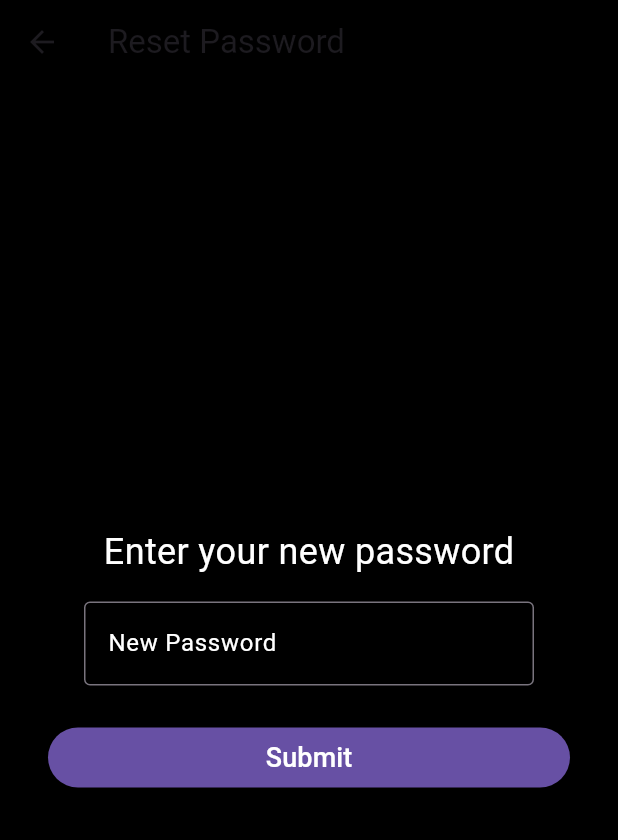
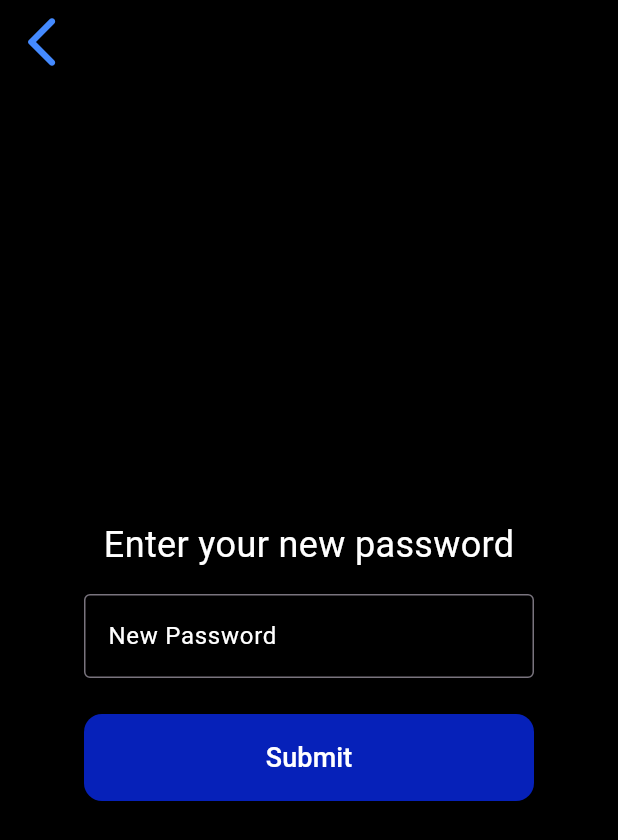
Before and after one commit to lamhungphan/todo-app-supabase, a Flutter app: the screen it shows after launch, after a tap on "Verify forgot password?", on a phone screen of 412 x 824 dp. Shown: the top 840 px of the screen. Run offline on Flutter 3.47's test engine with Material 3 defaults, Android fonts, the phone set to English and light mode, and no system bars; our stand-ins replace equatable, flutter_bloc, supabase_flutter; accounts and stored records are empty.

Commit message:
restructure views package, naming convention, fix provider

```diff
--- a/analysis_options.yaml
+++ b/analysis_options.yaml
@@ -23,6 +23,6 @@ linter:
   rules:
     # avoid_print: false  # Uncomment to disable the `avoid_print` rule
     # prefer_single_quotes: true  # Uncomment to enable the `prefer_single_quotes` rule
-
+  Lint rule: prefer_const_constructors
 # Additional information about this file can be found at
 # https://dart.dev/guides/language/analysis-options
--- a/lib/bloc/password_bloc/forgot_password_bloc.dart
+++ b/lib/bloc/password_bloc/forgot_password_bloc.dart
@@ -9,14 +9,12 @@ class ForgotPasswordBloc extends Bloc<ForgotPasswordEvent, PasswordState> {
     on<ForgotPasswordSubmitted>(_onSubmitForgotPassword);
   }
 
-
   void _onEmailChanged(
     ForgotPasswordEmailChanged event,
     Emitter<PasswordState> emit,
   ) {
     emit(state.copyWith(email: event.email, errorMessage: ''));
   }
-
 
   Future<void> _onSubmitForgotPassword(
     ForgotPasswordSubmitted event,
@@ -46,9 +44,7 @@ class ForgotPasswordBloc extends Bloc<ForgotPasswordEvent, PasswordState> {
           ),
         );
       }
-    } catch (e, stack) {
-      print("Reset password failed: $e");
-      print("Stack trace: $stack");
+    } catch (e) {
       emit(
         state.copyWith(
           status: PasswordStatus.failure,
--- a/lib/bloc/password_bloc/reset_password_bloc.dart
+++ b/lib/bloc/reset_password_bloc/reset_password_bloc.dart
@@ -1,7 +1,7 @@
 import 'package:flutter_bloc/flutter_bloc.dart';
 import 'package:supabase_flutter/supabase_flutter.dart';
-import 'package:todo_supabase/bloc/password_bloc/reset_password_event.dart';
-import 'package:todo_supabase/bloc/password_bloc/reset_password_state.dart';
+import 'package:todo_supabase/bloc/reset_password_bloc/reset_password_event.dart';
+import 'package:todo_supabase/bloc/reset_password_bloc/reset_password_state.dart';
 import 'dart:async';
 
 class ResetPasswordBloc extends Bloc<ResetPasswordEvent, ResetPasswordState> {
--- a/lib/my_app.dart
+++ b/lib/my_app.dart
@@ -1,5 +1,5 @@
 import 'package:flutter/material.dart';
-import 'router/router.dart';
+import 'package:todo_supabase/pages/auth_wrapper.dart';
 
 // scalable
 class MyApp extends StatelessWidget {
@@ -7,11 +7,11 @@ class MyApp extends StatelessWidget {
 
   @override
   Widget build(BuildContext context) {
-    return MaterialApp.router(
+    return MaterialApp(
       title: "Todo Supabase",
       debugShowCheckedModeBanner: false,
       theme: ThemeData(primarySwatch: Colors.blue),
-      routerConfig: appRouter,
+      home: const AuthWrapper(),
     );
   }
 }
--- a/lib/pages/wrapper/auth_wrapper.dart
+++ b/lib/pages/auth_wrapper.dart
@@ -1,26 +1,19 @@
 import 'package:flutter/material.dart';
 import 'package:flutter_bloc/flutter_bloc.dart';
-import 'package:todo_supabase/bloc/password_bloc/forgot_password_bloc.dart';
-import 'package:todo_supabase/bloc/password_bloc/reset_password_bloc.dart';
-import 'package:todo_supabase/pages/wrapper/login_page.dart';
+import 'package:todo_supabase/pages/views/login/login_provider.dart';
 import 'package:todo_supabase/bloc/auth_bloc/auth_bloc.dart';
 import 'package:todo_supabase/bloc/auth_bloc/auth_event.dart';
 import 'package:todo_supabase/bloc/auth_bloc/auth_state.dart';
-import 'package:todo_supabase/pages/wrapper/home_page.dart';
+import 'package:todo_supabase/pages/views/todo/todo_provider.dart';
 
 class AuthWrapper extends StatelessWidget {
-  final Widget child;
-  const AuthWrapper({super.key, required this.child});
+  const AuthWrapper({super.key});
 
   @override
   Widget build(BuildContext context) {
-    return MultiBlocProvider(
-      providers: [
-        BlocProvider(create: (_) => AuthBloc()..add(AuthCheck())),
-        BlocProvider(create: (_) => ForgotPasswordBloc()),
-        BlocProvider(create: (_) => ResetPasswordBloc()),
-      ],
-      child: child,
+    return BlocProvider(
+      create: (_) => AuthBloc()..add(AuthCheck()),
+      child: const AuthWrapperView(),
     );
   }
 }
@@ -49,9 +42,9 @@ class AuthWrapperView extends StatelessWidget {
             return const Center(child: CircularProgressIndicator());
           } else if (state.isAuthenticated &&
               state.status == AuthStatus.success) {
-            return const HomeScreen();
+            return const TodoProvider();
           } else {
-            return const LoginScreen();
+            return const LoginProvider();
           }
         },
       ),
--- a/lib/pages/wrapper/login_page.dart
+++ b/lib/pages/views/login/login_provider.dart
@@ -1,16 +1,16 @@
 import 'package:flutter/material.dart';
 import 'package:flutter_bloc/flutter_bloc.dart';
 import 'package:todo_supabase/bloc/login_bloc/login_bloc.dart';
-import 'package:todo_supabase/pages/views/login_page_view.dart';
+import 'package:todo_supabase/pages/views/login/login_view.dart';
 
-class LoginScreen extends StatelessWidget {
-  const LoginScreen({super.key});
+class LoginProvider extends StatelessWidget {
+  const LoginProvider({super.key});
 
   @override
   Widget build(BuildContext context) {
     return BlocProvider(
       create: (context) => LoginBloc(),
-      child: LoginScreenView(),
+      child: LoginScreenView.LoginView(),
     );
   }
 }
--- a/lib/pages/forgot_pass_verify_page.dart
+++ b/lib/pages/views/password_verify/verify_pass_view.dart
@@ -1,18 +1,18 @@
 import 'package:flutter/material.dart';
 import 'package:flutter_bloc/flutter_bloc.dart';
-import 'package:todo_supabase/bloc/password_bloc/reset_password_bloc.dart';
-import 'package:todo_supabase/bloc/password_bloc/reset_password_event.dart';
-import 'package:todo_supabase/bloc/password_bloc/reset_password_state.dart';
+import 'package:todo_supabase/bloc/reset_password_bloc/reset_password_bloc.dart';
+import 'package:todo_supabase/bloc/reset_password_bloc/reset_password_event.dart';
+import 'package:todo_supabase/bloc/reset_password_bloc/reset_password_state.dart';
 
-class ForgotPassVerifyPage extends StatefulWidget {
+class VerifyPassView extends StatefulWidget {
   final String? token;
-  const ForgotPassVerifyPage({super.key, this.token});
+  const VerifyPassView({super.key, this.token});
 
   @override
-  State<ForgotPassVerifyPage> createState() => _ForgotPassVerifyPageState();
+  State<VerifyPassView> createState() => _VerifyPassViewState();
 }
 
-class _ForgotPassVerifyPageState extends State<ForgotPassVerifyPage> {
+class _VerifyPassViewState extends State<VerifyPassView> {
   final _passController = TextEditingController();
 
   @override
@@ -36,8 +36,17 @@ class _ForgotPassVerifyPageState extends State<ForgotPassVerifyPage> {
   Widget build(BuildContext context) {
     return Scaffold(
       appBar: AppBar(
-        title: Text("Reset Password"),
         backgroundColor: Colors.black,
+        leading: IconButton(
+          onPressed: () {
+            Navigator.pop(context);
+          },
+          icon: Icon(
+            Icons.arrow_back_ios_new_rounded,
+            color: Colors.blueAccent,
+            size: 40,
+          ),
+        ),
       ),
       backgroundColor: Colors.black,
       body: BlocConsumer<ResetPasswordBloc, ResetPasswordState>(
@@ -81,6 +90,22 @@ class _ForgotPassVerifyPageState extends State<ForgotPassVerifyPage> {
                   ),
                   SizedBox(height: 24),
                   FilledButton(
+                    style: ButtonStyle(
+                      backgroundColor: WidgetStateProperty.all<Color>(
+                        const Color.fromARGB(255, 6, 33, 185),
+                      ),
+                      foregroundColor: WidgetStateProperty.all<Color>(
+                        Colors.white,
+                      ),
+                      padding: WidgetStateProperty.all<EdgeInsets>(
+                        EdgeInsets.symmetric(vertical: 16),
+                      ),
+                      shape: WidgetStateProperty.all<RoundedRectangleBorder>(
+                        RoundedRectangleBorder(
+                          borderRadius: BorderRadius.circular(12),
+                        ),
+                      ),
+                    ),
                     onPressed:
                         state.status == ResetStatus.loading
                             ? null
--- /dev/null
+++ b/lib/pages/views/password_verify/veriry_pass_provider.dart
@@ -0,0 +1,17 @@
+
+import 'package:flutter/material.dart';
+import 'package:flutter_bloc/flutter_bloc.dart';
+import 'package:todo_supabase/bloc/reset_password_bloc/reset_password_bloc.dart';
+import 'package:todo_supabase/pages/views/password_verify/verify_pass_view.dart';
+
+class VeriryPassProvider extends StatelessWidget {
+  const VeriryPassProvider({super.key});
+
+  @override
+  Widget build(BuildContext context) {
+    return BlocProvider(
+      create: (context) => ResetPasswordBloc(),
+      child: VerifyPassView(),
+    );
+  }
+}
--- a/lib/router/router.dart
+++ /dev/null
@@ -1,21 +0,0 @@
-import 'package:go_router/go_router.dart';
-import 'package:todo_supabase/pages/forgot_pass_page.dart';
-import 'package:todo_supabase/pages/forgot_pass_verify_page.dart';
-import 'package:todo_supabase/pages/wrapper/auth_wrapper.dart';
-import 'package:todo_supabase/pages/wrapper/home_page.dart';
-import 'package:todo_supabase/pages/wrapper/login_page.dart';
-
-final GoRouter appRouter = GoRouter(
-  initialLocation: '/',
-  routes: [
-    ShellRoute(
-      builder: (context, state, child) => AuthWrapper(child: child),
-      routes: [
-        GoRoute(path: '/', builder: (_, __) => const LoginScreen()),
-        GoRoute(path: '/forgot', builder: (_, __) => const ForgotPassScreen()),
-        GoRoute(path: '/reset', builder: (_, __) => const ForgotPassVerifyPage()),
-        GoRoute(path: '/home', builder: (_, __) => const HomeScreen()),
-      ],
-    ),
-  ],
-);
```
Also changed, not shown: lib/pages/views/login/login_view.dart (renamed from lib/pages/views/login_page_view.dart, +13 -13 lines), lib/pages/views/password_forgot/forgot_pass_provider.dart (added, +20 -0 lines), lib/pages/views/password_forgot/forgot_pass_view.dart (renamed from lib/pages/forgot_pass_page.dart, +4 -13 lines), lib/pages/views/password_reset/reset_pass_provider.dart (added, +16 -0 lines), lib/pages/views/password_reset/reset_pass_view.dart (renamed from lib/pages/reset_pass_page.dart, +4 -4 lines), lib/pages/views/signup/signup_provider.dart (added, +16 -0 lines), lib/pages/views/signup/signup_view.dart (renamed from lib/pages/views/signup_page.dart, +4 -16 lines), lib/pages/views/todo/todo_provider.dart (renamed from lib/pages/wrapper/home_page.dart, +5 -4 lines), lib/pages/views/todo/todo_view.dart (renamed from lib/pages/views/home_page_view.dart, +6 -6 lines), lib/bloc/reset_password_bloc/reset_password_event.dart (renamed from lib/bloc/password_bloc/reset_password_event.dart), lib/bloc/reset_password_bloc/reset_password_state.dart (renamed from lib/bloc/password_bloc/reset_password_state.dart).
